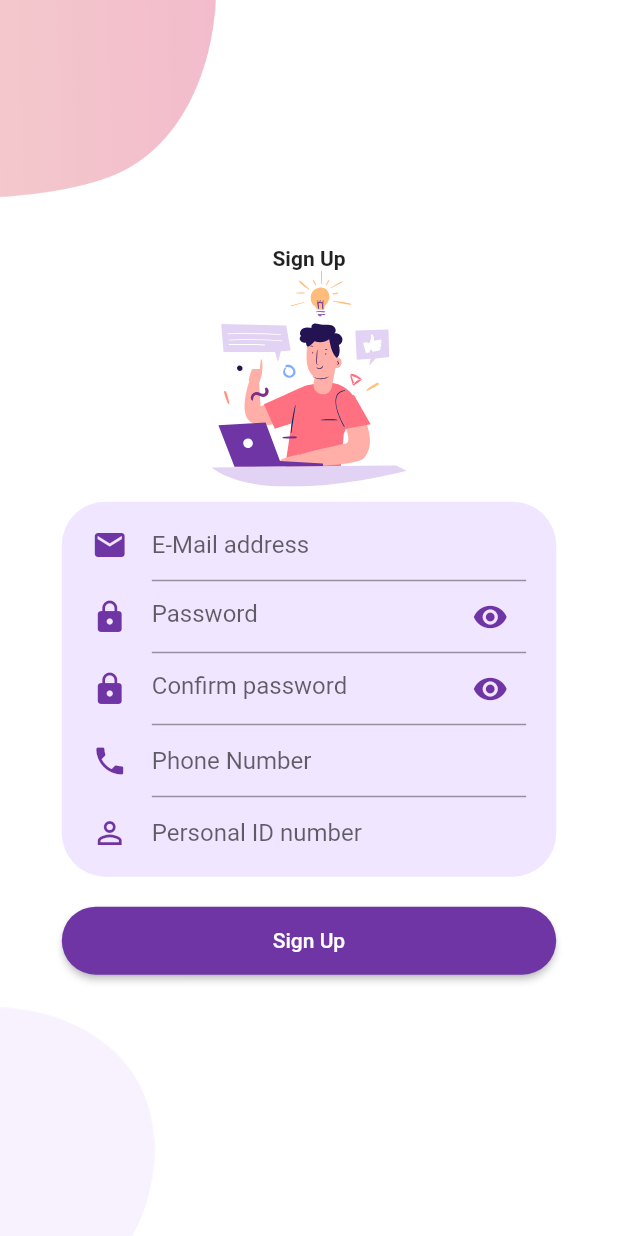
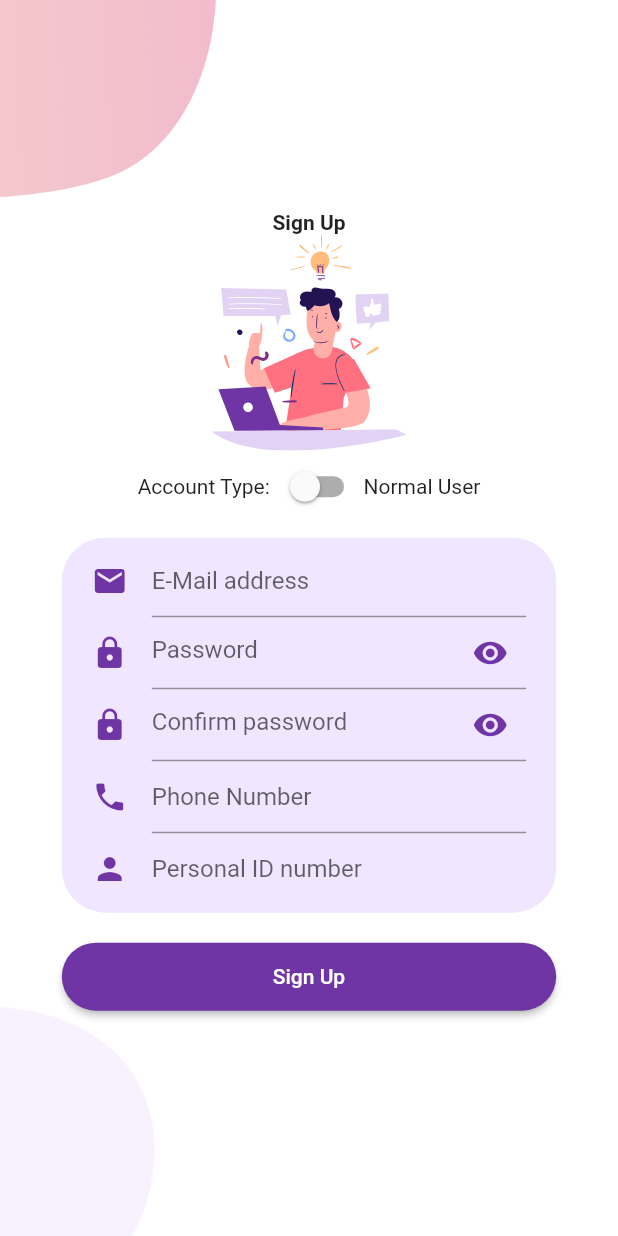
Before and after one commit to NaeemKhan14/Global-Health-Management-System-, a Flutter app: the SignUpScreen screen opened directly, on a phone screen of 412 x 824 dp. Run offline on Flutter 3.47's test engine with Material 2 defaults, Android fonts, the phone set to English and light mode, and no system bars; our stand-ins replace cloud_firestore, firebase_auth, firebase_core, flutter_svg; accounts and stored records are empty.

Commit message:
Added button for user type

```diff
--- a/lib/Screens/SignUp/components/body.dart
+++ b/lib/Screens/SignUp/components/body.dart
@@ -26,10 +26,13 @@ class _BodyState extends State<Body> {
   final TextEditingController confirmPassController = TextEditingController();
   final TextEditingController phoneNumController = TextEditingController();
   final TextEditingController personalIDController = TextEditingController();
+  final TextEditingController documentController = TextEditingController();
   String errorMsg = '';
   bool errorVisibility = false;
   bool _passwordVisible = false;
   bool _confirmPasswordVisible = false;
+  bool _altUser = false;
+
 
   @override
   Widget build(BuildContext context) {
@@ -56,6 +59,23 @@ class _BodyState extends State<Body> {
                   color: Colors.red,
                 ),
               ),
+            ),
+            Row(
+              mainAxisAlignment: MainAxisAlignment.center,
+              children: [
+                Text("Account Type: "),
+                Switch(
+                    activeColor: kPrimaryColor,
+                    value: _altUser,
+                    onChanged: (value) {
+                      setState(() {
+                        _altUser = !_altUser;
+                      });
+                    }),
+                Text(
+                  !_altUser ? "Normal User" : "Practitioner",
+                ),
+              ],
             ),
             TextFieldContainer(
               child: Form(
@@ -91,7 +111,9 @@ class _BodyState extends State<Body> {
                         ),
                         suffixIcon: IconButton(
                           icon: Icon(
-                            _passwordVisible ? Icons.visibility_off : Icons.visibility,
+                            _passwordVisible
+                                ? Icons.visibility_off
+                                : Icons.visibility,
                             color: kPrimaryColor,
                           ),
                           onPressed: () {
@@ -118,12 +140,15 @@ class _BodyState extends State<Body> {
                         ),
                         suffixIcon: IconButton(
                           icon: Icon(
-                            _confirmPasswordVisible ? Icons.visibility_off : Icons.visibility,
+                            _confirmPasswordVisible
+                                ? Icons.visibility_off
+                                : Icons.visibility,
                             color: kPrimaryColor,
                           ),
                           onPressed: () {
                             setState(() {
-                              _confirmPasswordVisible = !_confirmPasswordVisible;
+                              _confirmPasswordVisible =
+                                  !_confirmPasswordVisible;
                             });
                           },
                         ),
@@ -155,14 +180,46 @@ class _BodyState extends State<Body> {
                       },
                       controller: personalIDController,
                       decoration: InputDecoration(
-                        border: InputBorder.none,
+                        border: !_altUser
+                            ? InputBorder.none
+                            : UnderlineInputBorder(),
                         icon: Icon(
-                          Icons.perm_identity,
+                          Icons.person,
                           color: kPrimaryColor,
                         ),
                         hintText: "Personal ID number",
                       ),
                     ),
+                    _altUser
+                        ? TextFormField(
+                            validator: (value) {
+                              if (value.isEmpty)
+                                return 'Document field is required.';
+                              return null;
+                            },
+                            controller: documentController,
+                            decoration: InputDecoration(
+                              border: InputBorder.none,
+                              icon: Icon(
+                                Icons.description,
+                                color: kPrimaryColor,
+                              ),
+                              suffixIcon: IconButton(
+                                icon: Icon(
+                                  Icons.file_upload,
+                                  color: kPrimaryColor,
+                                ),
+                                onPressed: () {
+
+                                },
+                              ),
+                              hintText: "Upload your document",
+                            ),
+                          )
+                        : Visibility(
+                            child: Text(""),
+                            visible: false,
+                          ),
                   ],
                 ),
               ),
@@ -187,7 +244,8 @@ class _BodyState extends State<Body> {
                             );
 
                     if (signUp.contains("Signed Up")) {
-                      DocumentReference users = FirebaseFirestore.instance.doc('users/' + signUp.split(",")[0]);
+                      DocumentReference users = FirebaseFirestore.instance
+                          .doc('users/' + signUp.split(",")[0]);
                       users.set({
                         'phone_num': phoneNumController.text,
                         'personal_id': personalIDController.text,
```
